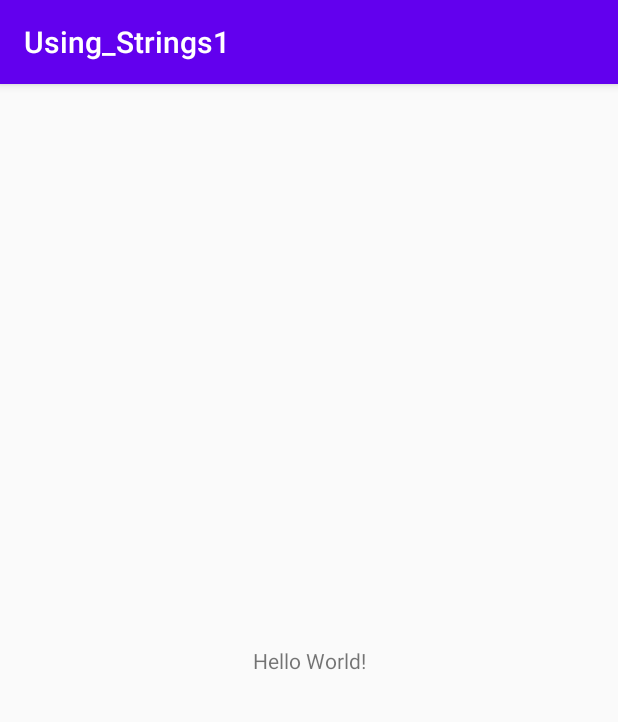
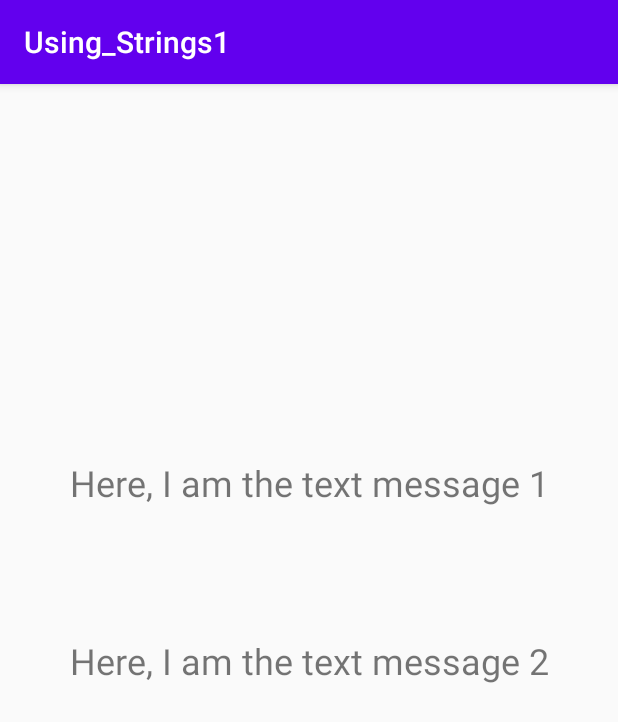
Before and after one commit to MrSavvy98/MAD_1, an Android app: the screen it shows after launch (MainActivity), on a phone screen of 412 x 824 dp. Shown: the top 722 px of the screen. Run offline under Robolectric (Android 15) with nearby library versions, the phone set to English and light mode, and no system bars.

Commit message:
Commit 2

```diff
--- a/app/src/main/java/com/example/using_strings1/MainActivity.java
+++ b/app/src/main/java/com/example/using_strings1/MainActivity.java
@@ -3,6 +3,8 @@ package com.example.using_strings1;
 import androidx.appcompat.app.AppCompatActivity;
 
 import android.os.Bundle;
+import android.util.Log;
+import android.widget.TextView;
 
 public class MainActivity extends AppCompatActivity {
 
@@ -10,5 +12,47 @@ public class MainActivity extends AppCompatActivity {
     protected void onCreate(Bundle savedInstanceState) {
         super.onCreate(savedInstanceState);
         setContentView(R.layout.activity_main);
+
+        Log.i("Lifecycle", "OnCreate() invoked");
+
+        TextView txtVMsg2 = findViewById(R.id.TvMsg2);
+        txtVMsg2.setText("Here, I am the text message 2");
+    }
+
+    @Override
+    protected void onStart() {
+        super.onStart();
+
+        Log.i("Lifecycle", "OnStart() invoked");
+
+    }
+
+    @Override
+    protected void onResume() {
+        super.onResume();
+
+        Log.i("Lifecycle", "OnResume() invoked");
+
+    }
+
+    @Override
+    protected void onPause() {
+        super.onPause();
+
+        Log.i("Lifecycle", "OnPause() invoked");
+    }
+
+    @Override
+    protected void onStop() {
+        super.onStop();
+
+        Log.i("Lifecycle", "OnStop() invoked");
+    }
+
+    @Override
+    protected void onDestroy() {
+        super.onDestroy();
+
+        Log.i("Lifecycle", "OnDestroy() invoked");
     }
 }
--- a/app/src/main/res/layout/activity_main.xml
+++ b/app/src/main/res/layout/activity_main.xml
@@ -7,12 +7,25 @@
     tools:context=".MainActivity">
 
     <TextView
+        android:id="@+id/textView"
         android:layout_width="wrap_content"
         android:layout_height="wrap_content"
-        android:text="Hello World!"
+        android:text="@string/Msg1"
+        android:textAlignment="center"
+        android:textSize="24sp"
         app:layout_constraintBottom_toBottomOf="parent"
-        app:layout_constraintLeft_toLeftOf="parent"
-        app:layout_constraintRight_toRightOf="parent"
+        app:layout_constraintEnd_toEndOf="parent"
+        app:layout_constraintStart_toStartOf="parent"
+        app:layout_constraintTop_toTopOf="parent"
+        app:layout_constraintVertical_bias="0.339" />
+
+    <TextView
+        android:id="@+id/TvMsg2"
+        android:layout_width="wrap_content"
+        android:layout_height="wrap_content"
+        android:textSize="24sp"
+        app:layout_constraintBottom_toBottomOf="parent"
+        app:layout_constraintEnd_toEndOf="parent"
+        app:layout_constraintStart_toStartOf="parent"
         app:layout_constraintTop_toTopOf="parent" />
-
 </androidx.constraintlayout.widget.ConstraintLayout>
--- a/app/src/main/res/values/strings.xml
+++ b/app/src/main/res/values/strings.xml
@@ -1,3 +1,5 @@
 <resources>
     <string name="app_name">Using_Strings1</string>
+    <string name="Msg1">Here, I am the text message 1</string>
+    <string name="Msg2">Here, I am the text message 2</string>
 </resources>
```
